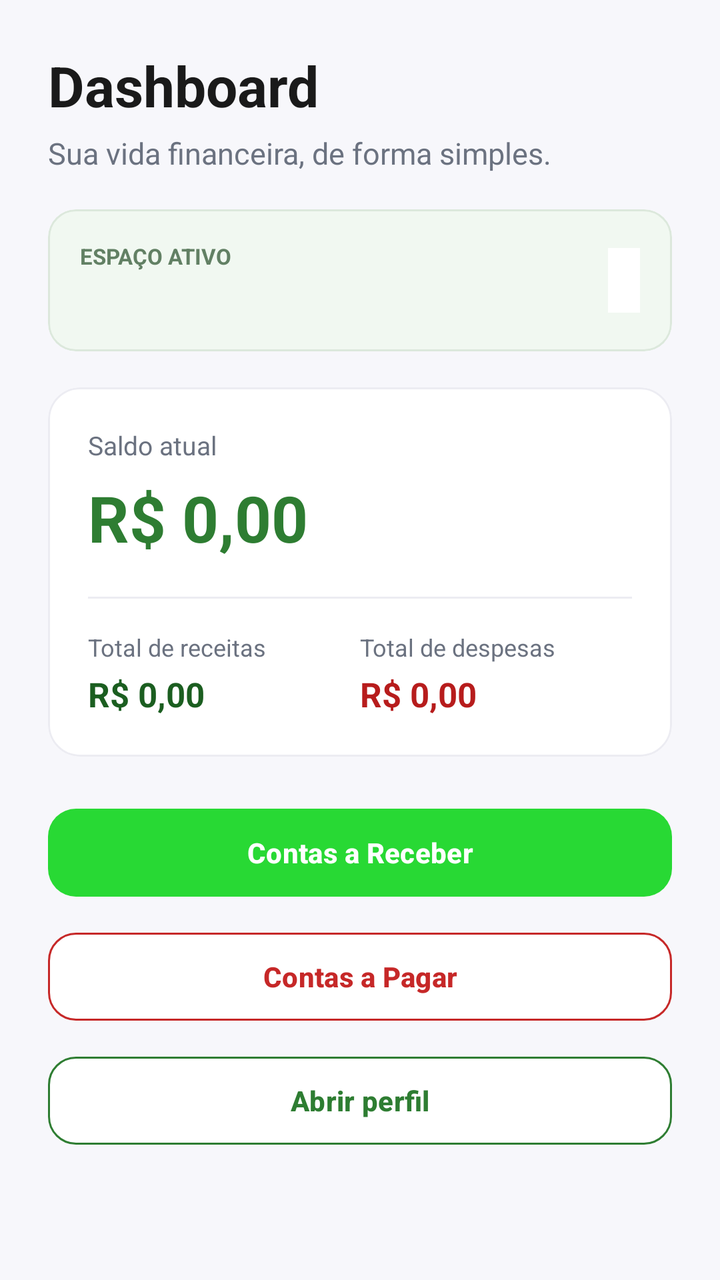
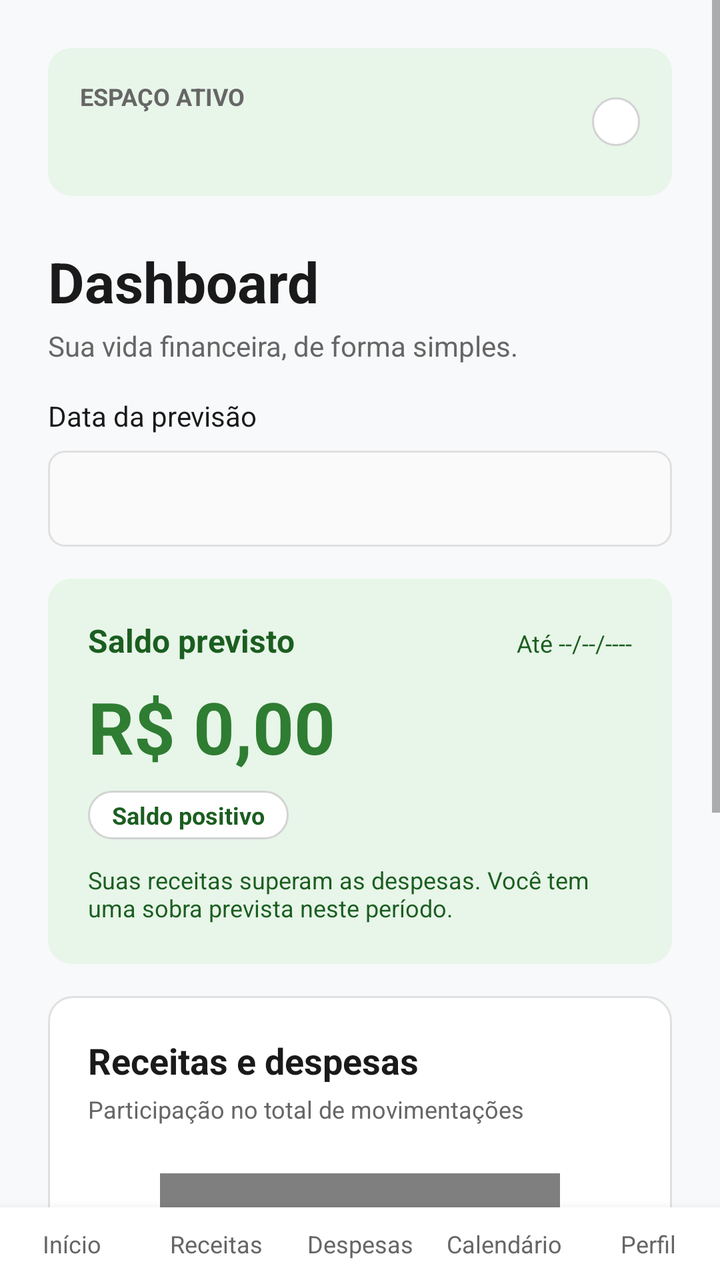

Before-and-after screenshots of an Android layout around one commit, followed by the original layout XML and the change that was made.
<!-- AndroidManifest.xml: application theme Theme.Meu_controle -->
<!-- res/layout/activity_main.xml -->
<?xml version="1.0" encoding="utf-8"?>
<ScrollView xmlns:android="http://schemas.android.com/apk/res/android"
    xmlns:app="http://schemas.android.com/apk/res-auto"
    android:layout_width="match_parent"
    android:layout_height="match_parent"
    android:background="@color/app_background"
    android:fillViewport="true">

    <LinearLayout
        android:layout_width="match_parent"
        android:layout_height="wrap_content"
        android:orientation="vertical"
        android:padding="24dp">

        <TextView
            android:layout_width="match_parent"
            android:layout_height="wrap_content"
            android:text="@string/dashboard_title"
            android:textColor="@color/text_primary"
            android:textSize="28sp"
            android:textStyle="bold" />

        <TextView
            android:layout_width="match_parent"
            android:layout_height="wrap_content"
            android:layout_marginTop="5dp"
            android:text="@string/dashboard_subtitle"
            android:textColor="@color/text_secondary"
            android:textSize="15sp" />

        <com.google.android.material.card.MaterialCardView
            android:layout_width="match_parent"
            android:layout_height="wrap_content"
            android:layout_marginTop="18dp"
            app:cardBackgroundColor="@color/profile_background"
            app:cardCornerRadius="14dp"
            app:cardElevation="0dp"
            app:strokeColor="@color/profile_stroke"
            app:strokeWidth="1dp">

            <LinearLayout
                android:layout_width="match_parent"
                android:layout_height="wrap_content"
                android:gravity="center_vertical"
                android:orientation="horizontal"
                android:padding="16dp">

                <LinearLayout
                    android:layout_width="0dp"
                    android:layout_height="wrap_content"
                    android:layout_weight="1"
                    android:orientation="vertical">

                    <TextView
                        android:layout_width="wrap_content"
                        android:layout_height="wrap_content"
                        android:text="@string/active_space_label"
                        android:textColor="@color/profile_label"
                        android:textSize="11sp"
                        android:textStyle="bold" />

                    <TextView
                        android:id="@+id/dashboard_space_name"
                        android:layout_width="wrap_content"
                        android:layout_height="wrap_content"
                        android:layout_marginTop="4dp"
                        android:textColor="@color/primary_green_dark"
                        android:textSize="15sp"
                        android:textStyle="bold" />
                </LinearLayout>

                <TextView
                    android:id="@+id/dashboard_space_detail"
                    android:layout_width="wrap_content"
                    android:layout_height="wrap_content"
                    android:background="@color/surface"
                    android:padding="8dp"
                    android:textColor="@color/primary_green_dark"
                    android:textSize="12sp" />
            </LinearLayout>
        </com.google.android.material.card.MaterialCardView>

        <com.google.android.material.card.MaterialCardView
            android:layout_width="match_parent"
            android:layout_height="wrap_content"
            android:layout_marginTop="18dp"
            app:cardBackgroundColor="@color/surface"
            app:cardCornerRadius="16dp"
            app:cardElevation="0dp"
            app:strokeColor="@color/card_stroke"
            app:strokeWidth="1dp">

            <LinearLayout
                android:layout_width="match_parent"
                android:layout_height="wrap_content"
                android:orientation="vertical"
                android:padding="20dp">

                <TextView
                    android:layout_width="match_parent"
                    android:layout_height="wrap_content"
                    android:text="@string/dashboard_balance_label"
                    android:textColor="@color/text_secondary"
                    android:textSize="13sp" />

                <TextView
                    android:id="@+id/dashboard_balance"
                    android:layout_width="match_parent"
                    android:layout_height="wrap_content"
                    android:layout_marginTop="6dp"
                    android:text="R$ 0,00"
                    android:textColor="@color/primary_green_dark"
                    android:textSize="32sp"
                    android:textStyle="bold" />

                <View
                    android:layout_width="match_parent"
                    android:layout_height="1dp"
                    android:layout_marginTop="18dp"
                    android:layout_marginBottom="16dp"
                    android:background="@color/card_stroke" />

                <LinearLayout
                    android:layout_width="match_parent"
                    android:layout_height="wrap_content"
                    android:orientation="horizontal">

                    <LinearLayout
                        android:layout_width="0dp"
                        android:layout_height="wrap_content"
                        android:layout_weight="1"
                        android:orientation="vertical">

                        <TextView
                            android:layout_width="wrap_content"
                            android:layout_height="wrap_content"
                            android:text="@string/total_receivables"
                            android:textColor="@color/text_secondary"
                            android:textSize="12sp" />

                        <TextView
                            android:id="@+id/dashboard_income"
                            android:layout_width="wrap_content"
                            android:layout_height="wrap_content"
                            android:layout_marginTop="4dp"
                            android:text="R$ 0,00"
                            android:textColor="@color/receivables_accent_dark"
                            android:textSize="17sp"
                            android:textStyle="bold" />
                    </LinearLayout>

                    <LinearLayout
                        android:layout_width="0dp"
                        android:layout_height="wrap_content"
                        android:layout_weight="1"
                        android:orientation="vertical">

                        <TextView
                            android:layout_width="wrap_content"
                            android:layout_height="wrap_content"
                            android:text="@string/total_payables"
                            android:textColor="@color/text_secondary"
                            android:textSize="12sp" />

                        <TextView
                            android:id="@+id/dashboard_expense"
                            android:layout_width="wrap_content"
                            android:layout_height="wrap_content"
                            android:layout_marginTop="4dp"
                            android:text="R$ 0,00"
                            android:textColor="@color/payables_accent_dark"
                            android:textSize="17sp"
                            android:textStyle="bold" />
                    </LinearLayout>
                </LinearLayout>
            </LinearLayout>
        </com.google.android.material.card.MaterialCardView>

        <com.google.android.material.button.MaterialButton
            android:id="@+id/open_receivables_button"
            android:layout_width="match_parent"
            android:layout_height="52dp"
            android:layout_marginTop="22dp"
            android:text="@string/open_receivables"
            android:textAllCaps="false" />

        <com.google.android.material.button.MaterialButton
            android:id="@+id/open_payables_button"
            android:layout_width="match_parent"
            android:layout_height="52dp"
            android:layout_marginTop="10dp"
            android:backgroundTint="@color/surface"
            android:text="@string/open_payables"
            android:textAllCaps="false"
            android:textColor="@color/payables_accent"
            app:strokeColor="@color/payables_accent"
            app:strokeWidth="1dp" />

        <com.google.android.material.button.MaterialButton
            android:id="@+id/open_profile_button"
            android:layout_width="match_parent"
            android:layout_height="52dp"
            android:layout_marginTop="10dp"
            android:backgroundTint="@color/surface"
            android:text="@string/open_profile"
            android:textAllCaps="false"
            android:textColor="@color/primary_green_dark"
            app:strokeColor="@color/primary_green_dark"
            app:strokeWidth="1dp" />
    </LinearLayout>
</ScrollView>
<!-- resources referenced by this layout -->
<resources>
  <color name="app_background">#F7F7FB</color>
  <color name="card_stroke">#ECECF2</color>
  <color name="payables_accent">#C62828</color>
  <color name="payables_accent_dark">#B71C1C</color>
  <color name="primary_green_dark">#2E7D32</color>
  <color name="profile_background">#F1F8F1</color>
  <color name="profile_label">#628064</color>
  <color name="profile_stroke">#DCE8DC</color>
  <color name="receivables_accent_dark">#1B5E20</color>
  <color name="surface">#FFFFFFFF</color>
  <color name="text_primary">#1A1A1A</color>
  <color name="text_secondary">#6B7280</color>
  <string name="active_space_label">ESPAÇO ATIVO</string>
  <string name="dashboard_balance_label">Saldo atual</string>
  <string name="dashboard_subtitle">Sua vida financeira, de forma simples.</string>
  <string name="dashboard_title">Dashboard</string>
  <string name="open_payables">Contas a Pagar</string>
  <string name="open_profile">Abrir perfil</string>
  <string name="open_receivables">Contas a Receber</string>
  <string name="total_payables">Total de despesas</string>
  <string name="total_receivables">Total de receitas</string>
  <style name="Theme.Meu_controle" parent="Base.Theme.Meu_controle" />
  <style name="Base.Theme.Meu_controle" parent="Theme.Material3.Light.NoActionBar">
          <item name="colorPrimary">@color/primary_green</item>
          <item name="colorOnPrimary">@color/white</item>
          <item name="colorPrimaryContainer">@color/receita_fundo</item>
          <item name="colorOnPrimaryContainer">@color/receita_texto</item>
          <item name="colorSecondary">@color/primary_green</item>
          <item name="colorError">@color/acao_excluir</item>
          <item name="colorSurface">@color/surface</item>
          <item name="colorOnSurface">@color/text_primary</item>
          <item name="colorOutline">@color/field_stroke</item>
          <item name="android:colorBackground">@color/app_background</item>
          <item name="android:windowLightStatusBar">true</item>
  
          
          <item name="materialButtonStyle">@style/Widget.MeuControle.Button</item>
      </style>
  <color name="primary_green">#28D934</color>
  <color name="white">#FFFFFFFF</color>
  <color name="receita_fundo">#E8F5E9</color>
  <color name="receita_texto">#1B5E20</color>
  <color name="acao_excluir">#D32F2F</color>
  <color name="field_stroke">#E5E7EB</color>
  <style name="Widget.MeuControle.Button" parent="Widget.Material3.Button">
          <item name="backgroundTint">@color/primary_green</item>
          <item name="android:textColor">@color/white</item>
          <item name="android:textAllCaps">false</item>
          <item name="android:textStyle">bold</item>
          <item name="cornerRadius">14dp</item>
      </style>
</resources>

<!-- the commit's change to res/layout/activity_main.xml (unified diff, before → after) -->
@@ -1,48 +1,28 @@
 <?xml version="1.0" encoding="utf-8"?>
-<ScrollView xmlns:android="http://schemas.android.com/apk/res/android"
-    xmlns:app="http://schemas.android.com/apk/res-auto"
+<LinearLayout xmlns:android="http://schemas.android.com/apk/res/android"
     android:layout_width="match_parent"
     android:layout_height="match_parent"
-    android:background="@color/app_background"
-    android:fillViewport="true">
-
-    <LinearLayout
+    android:background="#F8F9FA"
+    android:orientation="vertical">
+
+    <ScrollView
         android:layout_width="match_parent"
-        android:layout_height="wrap_content"
-        android:orientation="vertical"
-        android:padding="24dp">
-
-        <TextView
+        android:layout_height="0dp"
+        android:layout_weight="1"
+        android:fillViewport="true">
+
+        <LinearLayout
             android:layout_width="match_parent"
             android:layout_height="wrap_content"
-            android:text="@string/dashboard_title"
-            android:textColor="@color/text_primary"
-            android:textSize="28sp"
-            android:textStyle="bold" />
-
-        <TextView
-            android:layout_width="match_parent"
-            android:layout_height="wrap_content"
-            android:layout_marginTop="5dp"
-            android:text="@string/dashboard_subtitle"
-            android:textColor="@color/text_secondary"
-            android:textSize="15sp" />
-
-        <com.google.android.material.card.MaterialCardView
-            android:layout_width="match_parent"
-            android:layout_height="wrap_content"
-            android:layout_marginTop="18dp"
-            app:cardBackgroundColor="@color/profile_background"
-            app:cardCornerRadius="14dp"
-            app:cardElevation="0dp"
-            app:strokeColor="@color/profile_stroke"
-            app:strokeWidth="1dp">
-
+            android:orientation="vertical"
+            android:padding="24dp">
+
+            
             <LinearLayout
                 android:layout_width="match_parent"
                 android:layout_height="wrap_content"
+                android:background="@drawable/bg_active_space"
                 android:gravity="center_vertical"
-                android:orientation="horizontal"
                 android:padding="16dp">
 
                 <LinearLayout
@@ -54,9 +34,9 @@
                     <TextView
                         android:layout_width="wrap_content"
                         android:layout_height="wrap_content"
-                        android:text="@string/active_space_label"
-                        android:textColor="@color/profile_label"
-                        android:textSize="11sp"
+                        android:text="ESPAÇO ATIVO"
+                        android:textColor="@color/gray_text"
+                        android:textSize="12sp"
                         android:textStyle="bold" />
 
                     <TextView
@@ -64,8 +44,8 @@
                         android:layout_width="wrap_content"
                         android:layout_height="wrap_content"
                         android:layout_marginTop="4dp"
-                        android:textColor="@color/primary_green_dark"
-                        android:textSize="15sp"
+                        android:textColor="@color/black"
+                        android:textSize="16sp"
                         android:textStyle="bold" />
                 </LinearLayout>
 
@@ -73,139 +53,230 @@
                     android:id="@+id/dashboard_space_detail"
                     android:layout_width="wrap_content"
                     android:layout_height="wrap_content"
-                    android:background="@color/surface"
-                    android:padding="8dp"
-                    android:textColor="@color/primary_green_dark"
+                    android:background="@drawable/bg_badge"
+                    android:paddingHorizontal="12dp"
+                    android:paddingVertical="4dp"
+                    android:textColor="@color/black"
                     android:textSize="12sp" />
             </LinearLayout>
-        </com.google.android.material.card.MaterialCardView>
-
-        <com.google.android.material.card.MaterialCardView
-            android:layout_width="match_parent"
-            android:layout_height="wrap_content"
-            android:layout_marginTop="18dp"
-            app:cardBackgroundColor="@color/surface"
-            app:cardCornerRadius="16dp"
-            app:cardElevation="0dp"
-            app:strokeColor="@color/card_stroke"
-            app:strokeWidth="1dp">
-
+
+            <TextView
+                android:layout_width="wrap_content"
+                android:layout_height="wrap_content"
+                android:layout_marginTop="24dp"
+                android:text="Dashboard"
+                android:textColor="@color/black"
+                android:textSize="28sp"
+                android:textStyle="bold" />
+
+            <TextView
+                android:layout_width="wrap_content"
+                android:layout_height="wrap_content"
+                android:layout_marginTop="4dp"
+                android:text="Sua vida financeira, de forma simples."
+                android:textColor="@color/gray_text"
+                android:textSize="14sp" />
+
+            <TextView
+                android:layout_width="wrap_content"
+                android:layout_height="wrap_content"
+                android:layout_marginTop="16dp"
+                android:text="Data da previsão"
+                android:textColor="@color/black"
+                android:textSize="14sp" />
+
+            <TextView
+                android:id="@+id/dashboard_forecast_date"
+                android:layout_width="match_parent"
+                android:layout_height="48dp"
+                android:layout_marginTop="8dp"
+                android:background="@drawable/bg_input_forecast"
+                android:gravity="center_vertical"
+                android:paddingHorizontal="16dp"
+                android:text=""
+                android:textColor="@color/black"
+                android:textSize="14sp" />
+
+            
             <LinearLayout
                 android:layout_width="match_parent"
                 android:layout_height="wrap_content"
+                android:layout_marginTop="16dp"
+                android:background="@drawable/bg_active_space"
                 android:orientation="vertical"
                 android:padding="20dp">
 
-                <TextView
-                    android:layout_width="match_parent"
-                    android:layout_height="wrap_content"
-                    android:text="@string/dashboard_balance_label"
-                    android:textColor="@color/text_secondary"
-                    android:textSize="13sp" />
-
-                <TextView
-                    android:id="@+id/dashboard_balance"
-                    android:layout_width="match_parent"
-                    android:layout_height="wrap_content"
-                    android:layout_marginTop="6dp"
-                    android:text="R$ 0,00"
-                    android:textColor="@color/primary_green_dark"
-                    android:textSize="32sp"
-                    android:textStyle="bold" />
-
-                <View
-                    android:layout_width="match_parent"
-                    android:layout_height="1dp"
-                    android:layout_marginTop="18dp"
-                    android:layout_marginBottom="16dp"
-                    android:background="@color/card_stroke" />
-
                 <LinearLayout
                     android:layout_width="match_parent"
                     android:layout_height="wrap_content"
                     android:orientation="horizontal">
 
-                    <LinearLayout
+                    <TextView
                         android:layout_width="0dp"
                         android:layout_height="wrap_content"
                         android:layout_weight="1"
-                        android:orientation="vertical">
-
-                        <TextView
-                            android:layout_width="wrap_content"
-                            android:layout_height="wrap_content"
-                            android:text="@string/total_receivables"
-                            android:textColor="@color/text_secondary"
-                            android:textSize="12sp" />
-
-                        <TextView
-                            android:id="@+id/dashboard_income"
-                            android:layout_width="wrap_content"
-                            android:layout_height="wrap_content"
-                            android:layout_marginTop="4dp"
-                            android:text="R$ 0,00"
-                            android:textColor="@color/receivables_accent_dark"
-                            android:textSize="17sp"
-                            android:textStyle="bold" />
-                    </LinearLayout>
-
-                    <LinearLayout
-                        android:layout_width="0dp"
-                        android:layout_height="wrap_content"
-                        android:layout_weight="1"
-                        android:orientation="vertical">
-
-                        <TextView
-                            android:layout_width="wrap_content"
-                            android:layout_height="wrap_content"
-                            android:text="@string/total_payables"
-                            android:textColor="@color/text_secondary"
-                            android:textSize="12sp" />
-
-                        <TextView
-                            android:id="@+id/dashboard_expense"
-                            android:layout_width="wrap_content"
-                            android:layout_height="wrap_content"
-                            android:layout_marginTop="4dp"
-                            android:text="R$ 0,00"
-                            android:textColor="@color/payables_accent_dark"
-                            android:textSize="17sp"
-                            android:textStyle="bold" />
-                    </LinearLayout>
+                        android:text="Saldo previsto"
+                        android:textColor="@color/green_dark"
+                        android:textSize="16sp"
+                        android:textStyle="bold" />
+
+                    <TextView
+                        android:id="@+id/dashboard_forecast_date_label"
+                        android:layout_width="wrap_content"
+                        android:layout_height="wrap_content"
+                        android:text="Até --/--/----"
+                        android:textColor="@color/green_dark"
+                        android:textSize="12sp" />
                 </LinearLayout>
+
+                <TextView
+                    android:id="@+id/dashboard_balance"
+                    android:layout_width="wrap_content"
+                    android:layout_height="wrap_content"
+                    android:layout_marginTop="8dp"
+                    android:text="R$ 0,00"
+                    android:textColor="@color/green_primary"
+                    android:textSize="36sp"
+                    android:textStyle="bold" />
+
+                <TextView
+                    android:id="@+id/dashboard_balance_status"
+                    android:layout_width="wrap_content"
+                    android:layout_height="wrap_content"
+                    android:layout_marginTop="8dp"
+                    android:background="@drawable/bg_badge"
+                    android:paddingHorizontal="12dp"
+                    android:paddingVertical="4dp"
+                    android:text="Saldo positivo"
+                    android:textColor="@color/green_dark"
+                    android:textSize="12sp"
+                    android:textStyle="bold" />
+
+                <TextView
+                    android:id="@+id/dashboard_balance_desc"
+                    android:layout_width="wrap_content"
+                    android:layout_height="wrap_content"
+                    android:layout_marginTop="12dp"
+                    android:text="Suas receitas superam as despesas. Você tem uma sobra prevista neste período."
+                    android:textColor="@color/green_dark"
+                    android:textSize="12sp" />
             </LinearLayout>
-        </com.google.android.material.card.MaterialCardView>
-
-        <com.google.android.material.button.MaterialButton
-            android:id="@+id/open_receivables_button"
-            android:layout_width="match_parent"
-            android:layout_height="52dp"
-            android:layout_marginTop="22dp"
-            android:text="@string/open_receivables"
-            android:textAllCaps="false" />
-
-        <com.google.android.material.button.MaterialButton
-            android:id="@+id/open_payables_button"
-            android:layout_width="match_parent"
-            android:layout_height="52dp"
-            android:layout_marginTop="10dp"
-            android:backgroundTint="@color/surface"
-            android:text="@string/open_payables"
-            android:textAllCaps="false"
-            android:textColor="@color/payables_accent"
-            app:strokeColor="@color/payables_accent"
-            app:strokeWidth="1dp" />
-
-        <com.google.android.material.button.MaterialButton
-            android:id="@+id/open_profile_button"
-            android:layout_width="match_parent"
-            android:layout_height="52dp"
-            android:layout_marginTop="10dp"
-            android:backgroundTint="@color/surface"
-            android:text="@string/open_profile"
-            android:textAllCaps="false"
-            android:textColor="@color/primary_green_dark"
-            app:strokeColor="@color/primary_green_dark"
-            app:strokeWidth="1dp" />
-    </LinearLayout>
-</ScrollView>
+
+            
+            <LinearLayout
+                android:layout_width="match_parent"
+                android:layout_height="wrap_content"
+                android:layout_marginTop="16dp"
+                android:background="@drawable/bg_card_white_border"
+                android:orientation="vertical"
+                android:padding="20dp">
+
+                <TextView
+                    android:layout_width="wrap_content"
+                    android:layout_height="wrap_content"
+                    android:text="Receitas e despesas"
+                    android:textColor="@color/black"
+                    android:textSize="18sp"
+                    android:textStyle="bold" />
+
+                <TextView
+                    android:layout_width="wrap_content"
+                    android:layout_height="wrap_content"
+                    android:layout_marginTop="4dp"
+                    android:text="Participação no total de movimentações"
+                    android:textColor="@color/gray_text"
+                    android:textSize="12sp" />
+
+                <br.com.meu_controle.utilitarios.PieChartView
+                    android:id="@+id/dashboard_pie_chart"
+                    android:layout_width="200dp"
+                    android:layout_height="200dp"
+                    android:layout_gravity="center_horizontal"
+                    android:layout_marginVertical="24dp" />
+
+                <TextView
+                    android:id="@+id/dashboard_income"
+                    android:layout_width="wrap_content"
+                    android:layout_height="wrap_content"
+                    android:text="Receitas: R$ 0,00"
+                    android:textColor="@color/black"
+                    android:textSize="14sp" />
+
+                <TextView
+                    android:id="@+id/dashboard_expense"
+                    android:layout_width="wrap_content"
+                    android:layout_height="wrap_content"
+                    android:text="Despesas: R$ 0,00"
+                    android:textColor="@color/black"
+                    android:textSize="14sp"
+                    android:layout_marginTop="4dp" />
+            </LinearLayout>
+        </LinearLayout>
+    </ScrollView>
+
+    <include
+        layout="@layout/layout_bottom_nav"
+        android:layout_width="match_parent"
+        android:layout_height="wrap_content" />
+</LinearLayout>
+<!-- res/layout/layout_bottom_nav.xml (included above) -->
+<?xml version="1.0" encoding="utf-8"?>
+<LinearLayout xmlns:android="http://schemas.android.com/apk/res/android"
+    android:layout_width="match_parent"
+    android:layout_height="wrap_content"
+    android:orientation="horizontal"
+    android:background="#FFFFFF"
+    android:elevation="8dp"
+    android:paddingTop="10dp"
+    android:paddingBottom="10dp">
+
+    <TextView
+        android:id="@+id/nav_dashboard"
+        android:layout_width="0dp"
+        android:layout_height="wrap_content"
+        android:layout_weight="1"
+        android:gravity="center"
+        android:text="Início"
+        android:textColor="#666666"
+        android:textSize="12sp" />
+
+    <TextView
+        android:id="@+id/nav_receitas"
+        android:layout_width="0dp"
+        android:layout_height="wrap_content"
+        android:layout_weight="1"
+        android:gravity="center"
+        android:text="Receitas"
+        android:textColor="#666666"
+        android:textSize="12sp" />
+
+    <TextView
+        android:id="@+id/nav_despesas"
+        android:layout_width="0dp"
+        android:layout_height="wrap_content"
+        android:layout_weight="1"
+        android:gravity="center"
+        android:text="Despesas"
+        android:textColor="#666666"
+        android:textSize="12sp" />
+
+    <TextView
+        android:id="@+id/nav_calendario"
+        android:layout_width="0dp"
+        android:layout_height="wrap_content"
+        android:layout_weight="1"
+        android:gravity="center"
+        android:text="Calendário"
+        android:textColor="#666666"
+        android:textSize="12sp" />
+
+    <TextView
+        android:id="@+id/nav_perfil"
+        android:layout_width="0dp"
+        android:layout_height="wrap_content"
+        android:layout_weight="1"
+        android:gravity="center"
+        android:text="Perfil"
+        android:textColor="#666666"
+        android:textSize="12sp" />
+</LinearLayout>
<!-- resource entries referenced after the edit -->
@@ -1,55 +1,45 @@
 <!-- resources referenced by this layout -->
 <resources>
-  <color name="app_background">#F7F7FB</color>
-  <color name="card_stroke">#ECECF2</color>
-  <color name="payables_accent">#C62828</color>
-  <color name="payables_accent_dark">#B71C1C</color>
-  <color name="primary_green_dark">#2E7D32</color>
-  <color name="profile_background">#F1F8F1</color>
-  <color name="profile_label">#628064</color>
-  <color name="profile_stroke">#DCE8DC</color>
-  <color name="receivables_accent_dark">#1B5E20</color>
-  <color name="surface">#FFFFFFFF</color>
-  <color name="text_primary">#1A1A1A</color>
-  <color name="text_secondary">#6B7280</color>
-  <string name="active_space_label">ESPAÇO ATIVO</string>
-  <string name="dashboard_balance_label">Saldo atual</string>
-  <string name="dashboard_subtitle">Sua vida financeira, de forma simples.</string>
-  <string name="dashboard_title">Dashboard</string>
-  <string name="open_payables">Contas a Pagar</string>
-  <string name="open_profile">Abrir perfil</string>
-  <string name="open_receivables">Contas a Receber</string>
-  <string name="total_payables">Total de despesas</string>
-  <string name="total_receivables">Total de receitas</string>
-  <style name="Theme.Meu_controle" parent="Base.Theme.Meu_controle" />
-  <style name="Base.Theme.Meu_controle" parent="Theme.Material3.Light.NoActionBar">
-          <item name="colorPrimary">@color/primary_green</item>
-          <item name="colorOnPrimary">@color/white</item>
-          <item name="colorPrimaryContainer">@color/receita_fundo</item>
-          <item name="colorOnPrimaryContainer">@color/receita_texto</item>
-          <item name="colorSecondary">@color/primary_green</item>
-          <item name="colorError">@color/acao_excluir</item>
-          <item name="colorSurface">@color/surface</item>
-          <item name="colorOnSurface">@color/text_primary</item>
-          <item name="colorOutline">@color/field_stroke</item>
-          <item name="android:colorBackground">@color/app_background</item>
-          <item name="android:windowLightStatusBar">true</item>
-  
-          
-          <item name="materialButtonStyle">@style/Widget.MeuControle.Button</item>
+  <color name="black">#1A1A1A</color>
+  <color name="gray_text">#666666</color>
+  <color name="green_dark">#1B5E20</color>
+  <color name="green_primary">#2E7D32</color>
+  <!-- drawable bg_active_space (drawable) -->
+  <?xml version="1.0" encoding="utf-8"?>
+  <shape xmlns:android="http://schemas.android.com/apk/res/android">
+      <solid android:color="@color/green_light_bg" />
+      <corners android:radius="12dp" />
+  </shape>
+  <!-- drawable bg_badge (drawable) -->
+  <?xml version="1.0" encoding="utf-8"?>
+  <shape xmlns:android="http://schemas.android.com/apk/res/android">
+      <solid android:color="@color/white" />
+      <stroke android:width="1dp" android:color="@color/gray_border" />
+      <corners android:radius="16dp" />
+  </shape>
+  <!-- drawable bg_card_white_border (drawable) -->
+  <?xml version="1.0" encoding="utf-8"?>
+  <shape xmlns:android="http://schemas.android.com/apk/res/android">
+      <solid android:color="@color/white" />
+      <stroke android:width="1dp" android:color="#E0E0E0" />
+      <corners android:radius="12dp" />
+  </shape>
+  <!-- drawable bg_input_forecast (drawable) -->
+  <?xml version="1.0" encoding="utf-8"?>
+  <shape xmlns:android="http://schemas.android.com/apk/res/android">
+      <solid android:color="#FAFAFA" />
+      <stroke android:width="1dp" android:color="#E0E0E0" />
+      <corners android:radius="8dp" />
+  </shape>
+  <style name="Theme.Meu_controle" parent="Theme.MaterialComponents.DayNight.NoActionBar">
+          <item name="colorPrimary">@color/primary</item>
+          <item name="colorPrimaryDark">@color/primary_dark</item>
+          <item name="colorAccent">@color/primary</item>
       </style>
-  <color name="primary_green">#28D934</color>
-  <color name="white">#FFFFFFFF</color>
-  <color name="receita_fundo">#E8F5E9</color>
-  <color name="receita_texto">#1B5E20</color>
-  <color name="acao_excluir">#D32F2F</color>
-  <color name="field_stroke">#E5E7EB</color>
-  <style name="Widget.MeuControle.Button" parent="Widget.Material3.Button">
-          <item name="backgroundTint">@color/primary_green</item>
-          <item name="android:textColor">@color/white</item>
-          <item name="android:textAllCaps">false</item>
-          <item name="android:textStyle">bold</item>
-          <item name="cornerRadius">14dp</item>
-      </style>
+  <color name="green_light_bg">#E8F5E9</color>
+  <color name="white">#FFFFFF</color>
+  <color name="gray_border">#D3D3D3</color>
+  <color name="primary">#1976D2</color>
+  <color name="primary_dark">#0D47A1</color>
 </resources>
 
